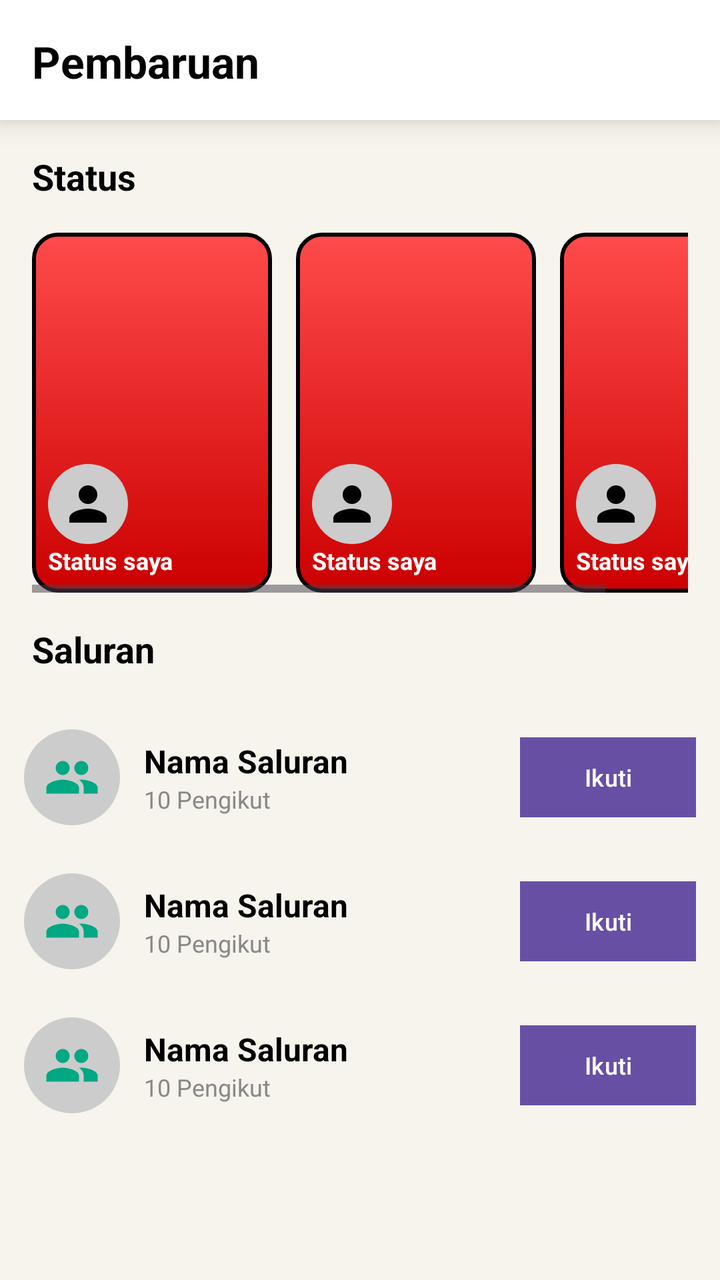
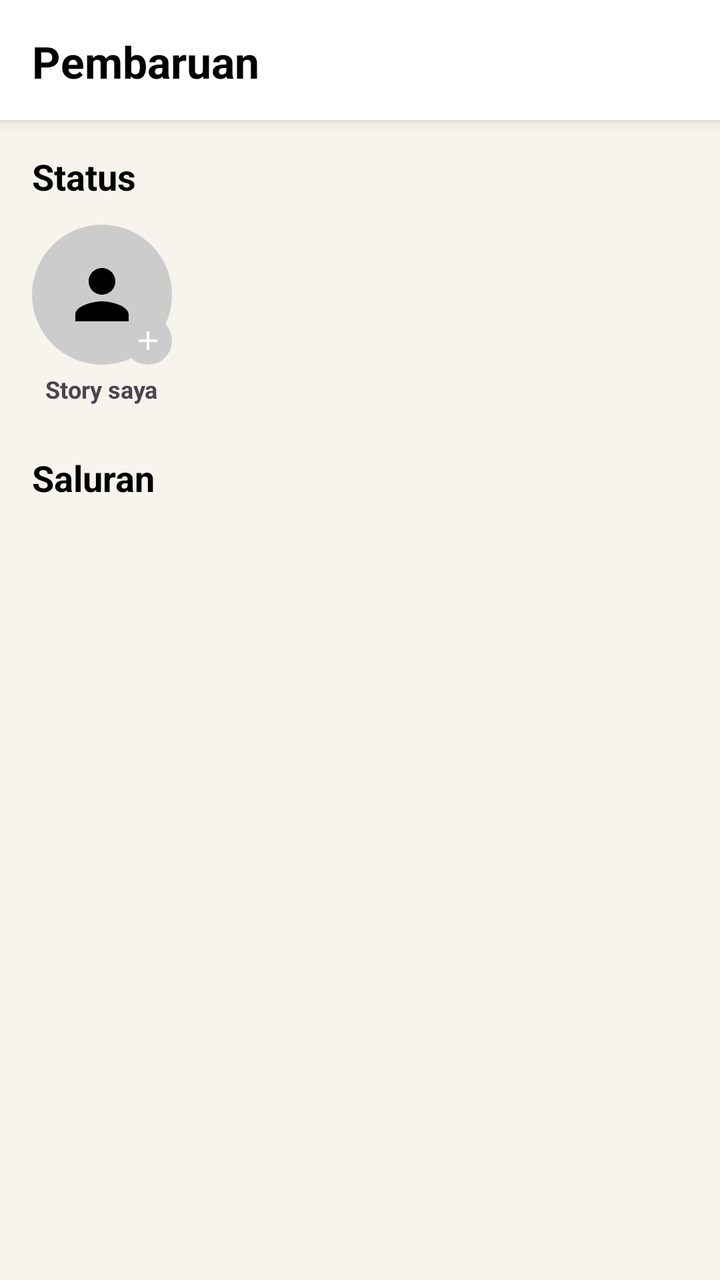

An Android layout rendered at two revisions. The XML below is the earlier revision; the diff shows what the commit changed to produce the second picture.
<!-- AndroidManifest.xml: application theme Theme.Material3.DayNight.NoActionBar -->
<!-- res/layout/activity_pembaruan.xml -->
<?xml version="1.0" encoding="utf-8"?>
<LinearLayout xmlns:android="http://schemas.android.com/apk/res/android"
    android:layout_width="match_parent"
    android:layout_height="match_parent"
    android:orientation="vertical"
    android:background="@color/nb_bg">

    
    <TextView
        android:layout_width="match_parent"
        android:layout_height="60dp"
        android:text="Pembaruan"
        android:textSize="22sp"
        android:textStyle="bold"
        android:textColor="@color/nb_black"
        android:gravity="center_vertical"
        android:padding="16dp"
        android:background="@color/nb_white"
        android:elevation="8dp"/>

    <ScrollView
        android:layout_width="match_parent"
        android:layout_height="match_parent">

        <LinearLayout
            android:layout_width="match_parent"
            android:layout_height="wrap_content"
            android:orientation="vertical">

            
            <TextView
                android:layout_width="wrap_content"
                android:layout_height="wrap_content"
                android:text="Status"
                android:textSize="18sp"
                android:textStyle="bold"
                android:textColor="@color/nb_black"
                android:padding="16dp"/>

            <HorizontalScrollView
                android:layout_width="match_parent"
                android:layout_height="wrap_content"
                android:paddingStart="16dp"
                android:paddingEnd="16dp">

                <LinearLayout
                    android:layout_width="wrap_content"
                    android:layout_height="wrap_content"
                    android:orientation="horizontal">

                    
                    <LinearLayout
                        android:layout_width="120dp"
                        android:layout_height="180dp"
                        android:orientation="vertical"
                        android:layout_marginEnd="12dp"
                        android:background="@drawable/bg_story_card"
                        android:gravity="bottom"
                        android:padding="8dp">
                        <ImageView
                            android:layout_width="40dp"
                            android:layout_height="40dp"
                            android:src="@drawable/ic_wa_profile"
                            android:background="@drawable/bg_avatar_circle"
                            android:padding="6dp"
                            android:layout_gravity="top|start"/>
                        <TextView
                            android:layout_width="wrap_content"
                            android:layout_height="wrap_content"
                            android:text="Status saya"
                            android:textColor="#FFFFFF"
                            android:textSize="12sp"
                            android:textStyle="bold"/>
                    </LinearLayout>

                    
                    <include layout="@layout/item_story" />
                    <include layout="@layout/item_story" />
                </LinearLayout>
            </HorizontalScrollView>

            
            <TextView
                android:layout_width="wrap_content"
                android:layout_height="wrap_content"
                android:text="Saluran"
                android:textSize="18sp"
                android:textStyle="bold"
                android:textColor="@color/nb_black"
                android:padding="16dp"/>

            
            <include layout="@layout/item_channel" />
            <include layout="@layout/item_channel" />
            <include layout="@layout/item_channel" />

        </LinearLayout>
    </ScrollView>
</LinearLayout>
<!-- res/layout/item_story.xml (included above) -->
<?xml version="1.0" encoding="utf-8"?>
<LinearLayout xmlns:android="http://schemas.android.com/apk/res/android"
    android:layout_width="120dp"
    android:layout_height="180dp"
    android:orientation="vertical"
    android:layout_marginEnd="12dp"
    android:background="@drawable/bg_story_card"
    android:gravity="bottom"
    android:padding="8dp">

    
    <ImageView
        android:layout_width="40dp"
        android:layout_height="40dp"
        android:src="@drawable/ic_wa_profile"
        android:background="@drawable/bg_avatar_circle"
        android:padding="6dp"
        android:layout_gravity="top|start"/>

    
    <TextView
        android:id="@+id/tvStoryName"
        android:layout_width="wrap_content"
        android:layout_height="wrap_content"
        android:text="Status saya"
        android:textColor="#FFFFFF"
        android:textSize="12sp"
        android:textStyle="bold"/>
</LinearLayout>
<!-- res/layout/item_channel.xml (included above) -->
<?xml version="1.0" encoding="utf-8"?>
<LinearLayout xmlns:android="http://schemas.android.com/apk/res/android"
    android:layout_width="match_parent"
    android:layout_height="wrap_content"
    android:orientation="horizontal"
    android:padding="12dp"
    android:gravity="center_vertical"
    android:background="?attr/selectableItemBackground">

    
    <ImageView
        android:layout_width="48dp"
        android:layout_height="48dp"
        android:src="@drawable/ic_wa_group"
        android:background="@drawable/bg_avatar_circle"
        android:padding="10dp"/>

    <LinearLayout
        android:layout_width="0dp"
        android:layout_height="wrap_content"
        android:layout_weight="1"
        android:orientation="vertical"
        android:layout_marginStart="12dp">

        <TextView
            android:id="@+id/tvChannelName"
            android:layout_width="wrap_content"
            android:layout_height="wrap_content"
            android:text="Nama Saluran"
            android:textSize="16sp"
            android:textStyle="bold"
            android:textColor="#000000"/>
        <TextView
            android:id="@+id/tvChannelFollowers"
            android:layout_width="wrap_content"
            android:layout_height="wrap_content"
            android:text="10 Pengikut"
            android:textSize="12sp"
            android:textColor="#888888"/>
    </LinearLayout>

    <Button
        android:layout_width="wrap_content"
        android:layout_height="40dp"
        android:text="Ikuti"
        android:background="@drawable/nb_button_bg"
        android:textColor="#FFFFFF"
        android:textSize="12sp"/>
</LinearLayout>
<!-- resources referenced by this layout -->
<resources>
  <color name="nb_bg">#F7F4ED</color>
  <color name="nb_black">#000000</color>
  <color name="nb_white">#FFFFFF</color>
  <!-- drawable bg_avatar_circle (drawable) -->
  <?xml version="1.0" encoding="utf-8"?>
  <shape xmlns:android="http://schemas.android.com/apk/res/android" android:shape="oval">
      <solid android:color="#CCCCCC" />
  </shape>
  <!-- drawable bg_story_card (drawable) -->
  <?xml version="1.0" encoding="utf-8"?>
  <shape xmlns:android="http://schemas.android.com/apk/res/android">
      <gradient android:startColor="#FF4B4B" android:endColor="#CC0000" android:angle="270"/>
      <corners android:radius="12dp"/>
      <stroke android:width="2dp" android:color="#000000"/>
  </shape>
  <!-- drawable ic_wa_group (drawable) -->
  <vector xmlns:android="http://schemas.android.com/apk/res/android"
      android:width="24dp"
      android:height="24dp"
      android:viewportWidth="24"
      android:viewportHeight="24"
      android:tint="#00A884">
      <path android:fillColor="@android:color/white" android:pathData="M16,11c1.66,0 2.99,-1.34 2.99,-3S17.66,5 16,5c-1.66,0 -3,1.34 -3,3s1.34,3 3,3zM8,11c1.66,0 2.99,-1.34 2.99,-3S9.66,5 8,5C6.34,5 5,6.34 5,8s1.34,3 3,3zM8,13c-2.33,0 -7,1.17 -7,3.5V19h14v-2.5c0,-2.33 -4.67,-3.5 -7,-3.5zM16,13c-0.29,0 -0.62,0.02 -0.97,0.05 1.16,0.84 1.97,1.97 1.97,3.45V19h6v-2.5c0,-2.33 -4.67,-3.5 -7,-3.5z"/>
  </vector>
  <!-- drawable ic_wa_profile (drawable) -->
  <vector xmlns:android="http://schemas.android.com/apk/res/android" android:width="24dp" android:height="24dp" android:viewportWidth="24" android:viewportHeight="24">
      <path android:fillColor="#000000" android:pathData="M12,12c2.21,0 4,-1.79 4,-4s-1.79,-4 -4,-4 -4,1.79 -4,4 1.79,4 4,4zM12,14c-2.67,0 -8,1.34 -8,4v2h16v-2c0,-2.66 -5.33,-4 -8,-4z"/>
  </vector>
  <!-- drawable nb_button_bg (drawable) -->
  <?xml version="1.0" encoding="utf-8"?>
  <shape xmlns:android="http://schemas.android.com/apk/res/android">
      <solid android:color="@color/nb_black" />
      <stroke android:width="3dp" android:color="@color/nb_black" />
      <corners android:radius="0dp" />
  </shape>
</resources>

<!-- the commit's change to res/layout/activity_pembaruan.xml (unified diff, before → after) -->
@@ -1,179 +1,51 @@
 <?xml version="1.0" encoding="utf-8"?>
-<LinearLayout xmlns:android="http://schemas.android.com/apk/res/android"
+<androidx.constraintlayout.widget.ConstraintLayout xmlns:android="http://schemas.android.com/apk/res/android"
+    xmlns:app="http://schemas.android.com/apk/res-auto"
     android:layout_width="match_parent"
     android:layout_height="match_parent"
-    android:orientation="vertical"
     android:background="@color/nb_bg">
 
-    
-    <TextView
-        android:layout_width="match_parent"
-        android:layout_height="60dp"
-        android:text="Pembaruan"
-        android:textSize="22sp"
-        android:textStyle="bold"
-        android:textColor="@color/nb_black"
-        android:gravity="center_vertical"
-        android:padding="16dp"
-        android:background="@color/nb_white"
-        android:elevation="8dp"/>
+    <LinearLayout android:id="@+id/headerPembaruan" android:layout_width="match_parent" android:layout_height="60dp" android:background="@color/nb_white" android:elevation="4dp" android:padding="16dp" app:layout_constraintTop_toTopOf="parent">
+        <TextView android:layout_width="wrap_content" android:layout_height="wrap_content" android:text="Pembaruan" android:textSize="22sp" android:textStyle="bold" android:textColor="@color/nb_black"/>
+    </LinearLayout>
 
-    <ScrollView
-        android:layout_width="match_parent"
-        android:layout_height="match_parent">
+    <ScrollView android:layout_width="match_parent" android:layout_height="0dp" app:layout_constraintTop_toBottomOf="@id/headerPembaruan" app:layout_constraintBottom_toBottomOf="parent">
+        <LinearLayout android:layout_width="match_parent" android:layout_height="wrap_content" android:orientation="vertical" android:padding="16dp">
 
-        <LinearLayout
-            android:layout_width="match_parent"
-            android:layout_height="wrap_content"
-            android:orientation="vertical">
+            <TextView android:layout_width="wrap_content" android:layout_height="wrap_content" android:text="Status" android:textSize="18sp" android:textStyle="bold" android:textColor="@color/nb_black" android:layout_marginBottom="12dp"/>
 
             
-            <TextView
-                android:layout_width="wrap_content"
-                android:layout_height="wrap_content"
-                android:text="Status"
-                android:textSize="18sp"
-                android:textStyle="bold"
-                android:textColor="@color/nb_black"
-                android:padding="16dp"/>
-
-            <HorizontalScrollView
-                android:layout_width="match_parent"
-                android:layout_height="wrap_content"
-                android:paddingStart="16dp"
-                android:paddingEnd="16dp">
-
-                <LinearLayout
-                    android:layout_width="wrap_content"
-                    android:layout_height="wrap_content"
-                    android:orientation="horizontal">
-
+            <HorizontalScrollView android:layout_width="match_parent" android:layout_height="wrap_content" android:layout_marginBottom="24dp">
+                <LinearLayout android:layout_width="wrap_content" android:layout_height="wrap_content" android:orientation="horizontal">
                     
-                    <LinearLayout
-                        android:layout_width="120dp"
-                        android:layout_height="180dp"
-                        android:orientation="vertical"
-                        android:layout_marginEnd="12dp"
-                        android:background="@drawable/bg_story_card"
-                        android:gravity="bottom"
-                        android:padding="8dp">
-                        <ImageView
-                            android:layout_width="40dp"
-                            android:layout_height="40dp"
-                            android:src="@drawable/ic_wa_profile"
-                            android:background="@drawable/bg_avatar_circle"
-                            android:padding="6dp"
-                            android:layout_gravity="top|start"/>
-                        <TextView
-                            android:layout_width="wrap_content"
-                            android:layout_height="wrap_content"
-                            android:text="Status saya"
-                            android:textColor="#FFFFFF"
-                            android:textSize="12sp"
-                            android:textStyle="bold"/>
+                    <LinearLayout 
+                        android:id="@+id/layoutStorySaya"
+                        android:layout_width="wrap_content" 
+                        android:layout_height="wrap_content" 
+                        android:orientation="vertical" 
+                        android:gravity="center" 
+                        android:layout_marginEnd="16dp">
+                        <RelativeLayout android:layout_width="70dp" android:layout_height="70dp">
+                            <ImageView android:layout_width="70dp" android:layout_height="70dp" android:src="@drawable/ic_wa_profile" android:background="@drawable/bg_avatar_circle" android:padding="15dp"/>
+                            <ImageView android:layout_width="24dp" android:layout_height="24dp" android:src="@drawable/ic_wa_plus" android:background="@drawable/bg_avatar_circle" android:layout_alignParentBottom="true" android:layout_alignParentEnd="true" app:tint="#FFFFFF" android:padding="4dp"/>
+                        </RelativeLayout>
+                        <TextView android:layout_width="wrap_content" android:layout_height="wrap_content" android:text="Story saya" android:textSize="12sp" android:textStyle="bold" android:layout_marginTop="4dp"/>
                     </LinearLayout>
 
-                    
-                    <include layout="@layout/item_story" />
-                    <include layout="@layout/item_story" />
+                    <androidx.recyclerview.widget.RecyclerView
+                        android:id="@+id/rvStories"
+                        android:layout_width="wrap_content"
+                        android:layout_height="wrap_content"/>
                 </LinearLayout>
             </HorizontalScrollView>
 
-            
-            <TextView
-                android:layout_width="wrap_content"
-                android:layout_height="wrap_content"
-                android:text="Saluran"
-                android:textSize="18sp"
-                android:textStyle="bold"
-                android:textColor="@color/nb_black"
-                android:padding="16dp"/>
+            <TextView android:layout_width="wrap_content" android:layout_height="wrap_content" android:text="Saluran" android:textSize="18sp" android:textStyle="bold" android:textColor="@color/nb_black" android:layout_marginBottom="12dp"/>
 
-            
-            <include layout="@layout/item_channel" />
-            <include layout="@layout/item_channel" />
-            <include layout="@layout/item_channel" />
+            <androidx.recyclerview.widget.RecyclerView
+                android:id="@+id/rvChannels"
+                android:layout_width="match_parent"
+                android:layout_height="wrap_content"/>
 
         </LinearLayout>
     </ScrollView>
-</LinearLayout>
-<!-- res/layout/item_story.xml (included above) -->
-<?xml version="1.0" encoding="utf-8"?>
-<LinearLayout xmlns:android="http://schemas.android.com/apk/res/android"
-    android:layout_width="120dp"
-    android:layout_height="180dp"
-    android:orientation="vertical"
-    android:layout_marginEnd="12dp"
-    android:background="@drawable/bg_story_card"
-    android:gravity="bottom"
-    android:padding="8dp">
-
-    
-    <ImageView
-        android:layout_width="40dp"
-        android:layout_height="40dp"
-        android:src="@drawable/ic_wa_profile"
-        android:background="@drawable/bg_avatar_circle"
-        android:padding="6dp"
-        android:layout_gravity="top|start"/>
-
-    
-    <TextView
-        android:id="@+id/tvStoryName"
-        android:layout_width="wrap_content"
-        android:layout_height="wrap_content"
-        android:text="Status saya"
-        android:textColor="#FFFFFF"
-        android:textSize="12sp"
-        android:textStyle="bold"/>
-</LinearLayout>
-<!-- res/layout/item_channel.xml (included above) -->
-<?xml version="1.0" encoding="utf-8"?>
-<LinearLayout xmlns:android="http://schemas.android.com/apk/res/android"
-    android:layout_width="match_parent"
-    android:layout_height="wrap_content"
-    android:orientation="horizontal"
-    android:padding="12dp"
-    android:gravity="center_vertical"
-    android:background="?attr/selectableItemBackground">
-
-    
-    <ImageView
-        android:layout_width="48dp"
-        android:layout_height="48dp"
-        android:src="@drawable/ic_wa_group"
-        android:background="@drawable/bg_avatar_circle"
-        android:padding="10dp"/>
-
-    <LinearLayout
-        android:layout_width="0dp"
-        android:layout_height="wrap_content"
-        android:layout_weight="1"
-        android:orientation="vertical"
-        android:layout_marginStart="12dp">
-
-        <TextView
-            android:id="@+id/tvChannelName"
-            android:layout_width="wrap_content"
-            android:layout_height="wrap_content"
-            android:text="Nama Saluran"
-            android:textSize="16sp"
-            android:textStyle="bold"
-            android:textColor="#000000"/>
-        <TextView
-            android:id="@+id/tvChannelFollowers"
-            android:layout_width="wrap_content"
-            android:layout_height="wrap_content"
-            android:text="10 Pengikut"
-            android:textSize="12sp"
-            android:textColor="#888888"/>
-    </LinearLayout>
-
-    <Button
-        android:layout_width="wrap_content"
-        android:layout_height="40dp"
-        android:text="Ikuti"
-        android:background="@drawable/nb_button_bg"
-        android:textColor="#FFFFFF"
-        android:textSize="12sp"/>
-</LinearLayout>
+</androidx.constraintlayout.widget.ConstraintLayout>
<!-- resource entries referenced after the edit -->
@@ -8,32 +8,11 @@
   <shape xmlns:android="http://schemas.android.com/apk/res/android" android:shape="oval">
       <solid android:color="#CCCCCC" />
   </shape>
-  <!-- drawable bg_story_card (drawable) -->
-  <?xml version="1.0" encoding="utf-8"?>
-  <shape xmlns:android="http://schemas.android.com/apk/res/android">
-      <gradient android:startColor="#FF4B4B" android:endColor="#CC0000" android:angle="270"/>
-      <corners android:radius="12dp"/>
-      <stroke android:width="2dp" android:color="#000000"/>
-  </shape>
-  <!-- drawable ic_wa_group (drawable) -->
-  <vector xmlns:android="http://schemas.android.com/apk/res/android"
-      android:width="24dp"
-      android:height="24dp"
-      android:viewportWidth="24"
-      android:viewportHeight="24"
-      android:tint="#00A884">
-      <path android:fillColor="@android:color/white" android:pathData="M16,11c1.66,0 2.99,-1.34 2.99,-3S17.66,5 16,5c-1.66,0 -3,1.34 -3,3s1.34,3 3,3zM8,11c1.66,0 2.99,-1.34 2.99,-3S9.66,5 8,5C6.34,5 5,6.34 5,8s1.34,3 3,3zM8,13c-2.33,0 -7,1.17 -7,3.5V19h14v-2.5c0,-2.33 -4.67,-3.5 -7,-3.5zM16,13c-0.29,0 -0.62,0.02 -0.97,0.05 1.16,0.84 1.97,1.97 1.97,3.45V19h6v-2.5c0,-2.33 -4.67,-3.5 -7,-3.5z"/>
-  </vector>
+  <!-- drawable ic_wa_plus (drawable) -->
+  <vector xmlns:android="http://schemas.android.com/apk/res/android" android:width="24dp" android:height="24dp" android:viewportWidth="24" android:viewportHeight="24" android:tint="#000000"><path android:fillColor="@android:color/white" android:pathData="M19,13h-6v6h-2v-6H5v-2h6V5h2v6h6v2z"/></vector>
   <!-- drawable ic_wa_profile (drawable) -->
   <vector xmlns:android="http://schemas.android.com/apk/res/android" android:width="24dp" android:height="24dp" android:viewportWidth="24" android:viewportHeight="24">
       <path android:fillColor="#000000" android:pathData="M12,12c2.21,0 4,-1.79 4,-4s-1.79,-4 -4,-4 -4,1.79 -4,4 1.79,4 4,4zM12,14c-2.67,0 -8,1.34 -8,4v2h16v-2c0,-2.66 -5.33,-4 -8,-4z"/>
   </vector>
-  <!-- drawable nb_button_bg (drawable) -->
-  <?xml version="1.0" encoding="utf-8"?>
-  <shape xmlns:android="http://schemas.android.com/apk/res/android">
-      <solid android:color="@color/nb_black" />
-      <stroke android:width="3dp" android:color="@color/nb_black" />
-      <corners android:radius="0dp" />
-  </shape>
 </resources>
 
